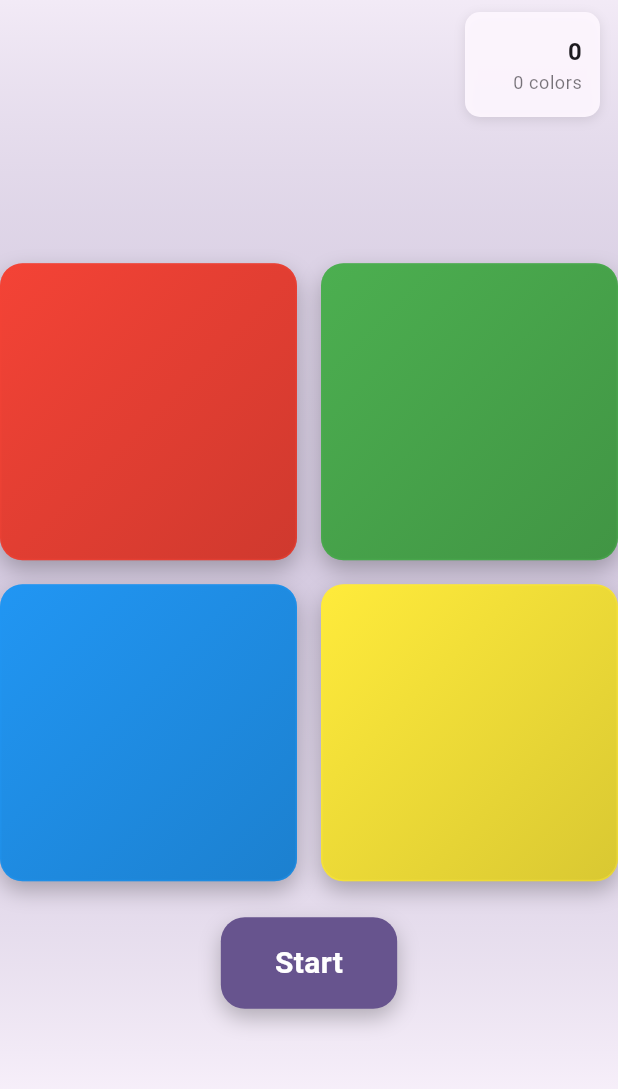
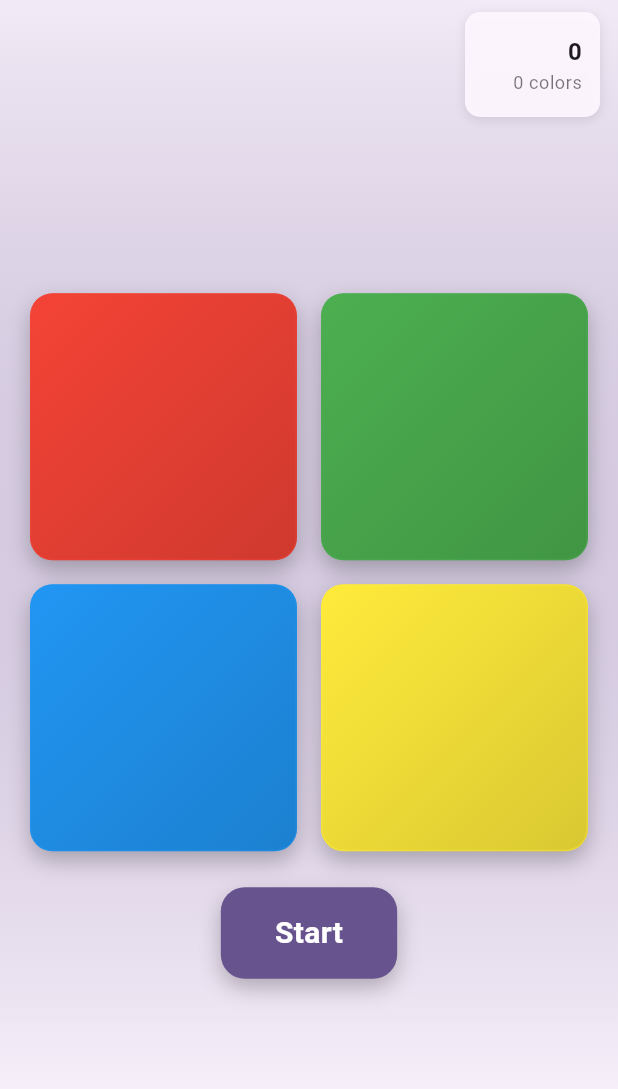
Before and after one commit to mussolene/tap_dash, a Flutter app: the screen it shows after launch, after a tap on "Start", on a phone screen of 412 x 824 dp, the part 84-1173 px from its top. Run offline on Flutter 3.47's test engine with Material 3 defaults, Android fonts, the phone set to English and light mode, and no system bars; our stand-ins replace flutter_spinkit, shared_preferences, vibration; missing offline and left inert: flutter_sound, games_services.

Commit message:
fix: add padding around color grid, update screenshot, simplify README images
- Add 20px horizontal padding around game screen cubes
- Recalculate button size for padded layout
- Update game_screen.png screenshot
- Remove fixed dimensions from README images

Made-with: Cursor

```diff
--- a/lib/screens/game_screen.dart
+++ b/lib/screens/game_screen.dart
@@ -317,7 +317,10 @@ class _GameScreenState extends State<GameScreen> {
       valueListenable: widget.settingsService.settings,
       builder: (context, appSettings, _) {
         final numColors = appSettings.numColors;
-        final buttonSize = size.width / 2.5;
+        const horizontalPadding = 20.0;
+        const gridSpacing = 16.0;
+        final buttonSize =
+            (size.width - horizontalPadding * 2 - gridSpacing) / 2;
 
     return Scaffold(
       appBar: AppBar(
@@ -459,7 +462,9 @@ class _GameScreenState extends State<GameScreen> {
                 mainAxisAlignment: MainAxisAlignment.center,
             children: [
               const SizedBox(height: 24),
-              GridView.builder(
+              Padding(
+                padding: const EdgeInsets.symmetric(horizontal: 20),
+                child: GridView.builder(
                   shrinkWrap: true,
                   gridDelegate: const SliverGridDelegateWithFixedCrossAxisCount(
                     crossAxisCount: 2,
@@ -474,6 +479,7 @@ class _GameScreenState extends State<GameScreen> {
                   showCorrectFlash: _lastCorrectIndex == index,
                   size: buttonSize,
                   onTap: () => _onColorTap(index),
+                ),
                 ),
               ),
               const SizedBox(height: 24),
```
Also changed, not shown: docs/game_screen.png, 1 other file. Lines whose indentation alone changed are shown as unchanged.
